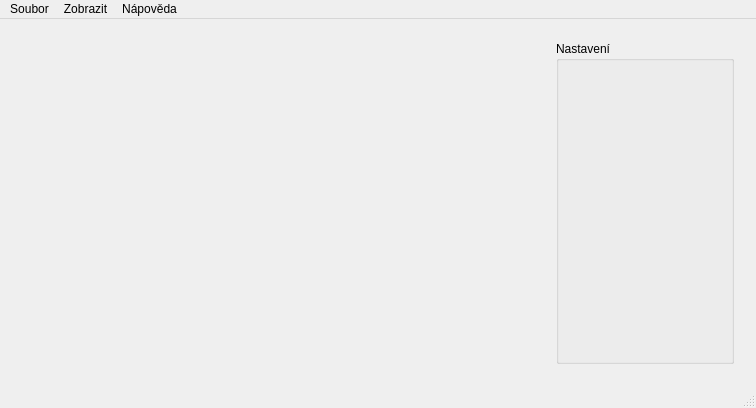
Old version of the form src/desktop/mainwindow.ui in the repository vairad/zcu-zswi.
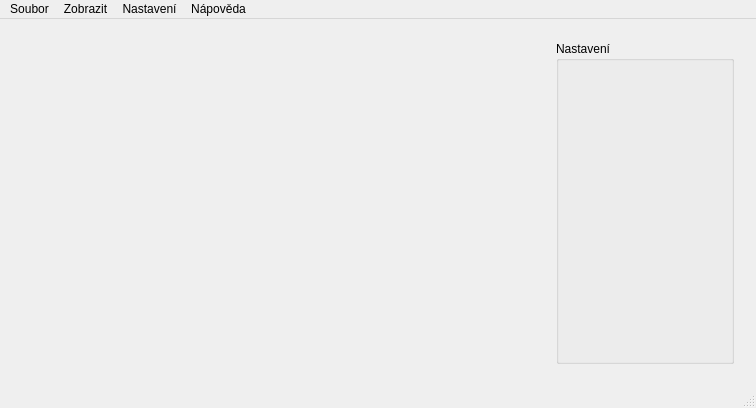
New version of the form.

Commit message: Přidán dialog k nastavení metadat

What changed in the file:
```diff
--- a/src/desktop/mainwindow.ui
+++ b/src/desktop/mainwindow.ui
@@ -131,8 +131,15 @@
      <string>Zobrazit</string>
     </property>
    </widget>
+   <widget class="QMenu" name="menuNastaven">
+    <property name="title">
+     <string>Nastavení</string>
+    </property>
+    <addaction name="actionU_ivatelsk_nastaven"/>
+   </widget>
    <addaction name="menuSoubor"/>
    <addaction name="menuZobrazit"/>
+   <addaction name="menuNastaven"/>
    <addaction name="menuN_pov_da"/>
   </widget>
   <widget class="QStatusBar" name="statusBar"/>
```
Left out of the diff: 5 changed lines with no effect on the pictures. The commit also changes 8 other files.
